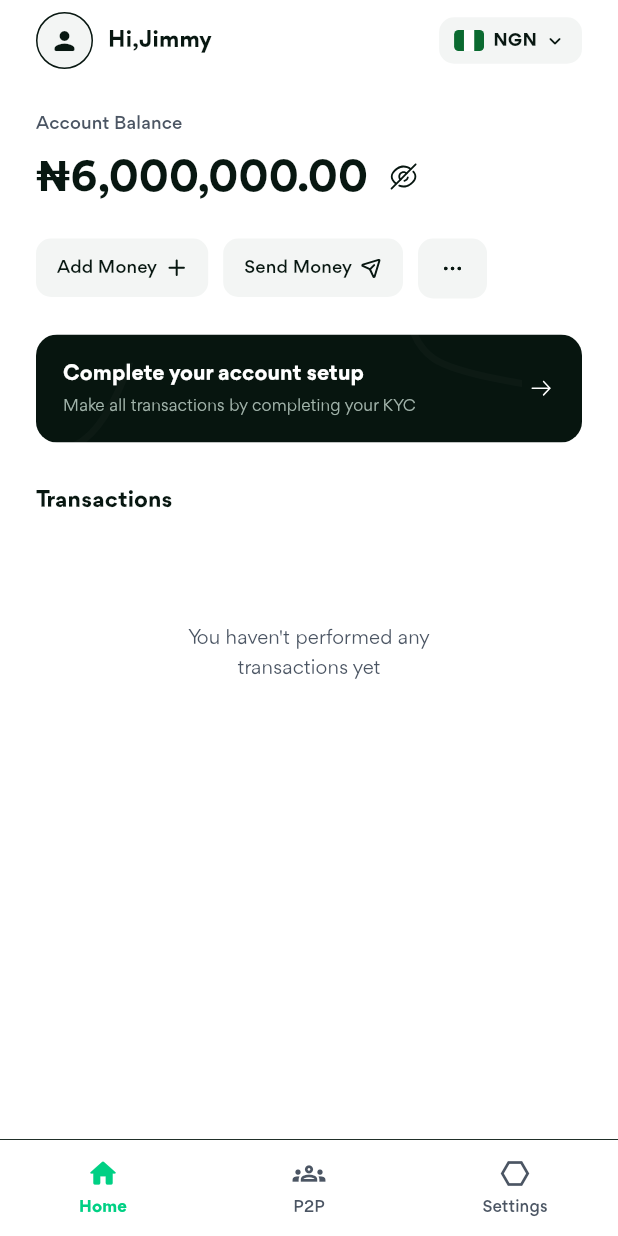
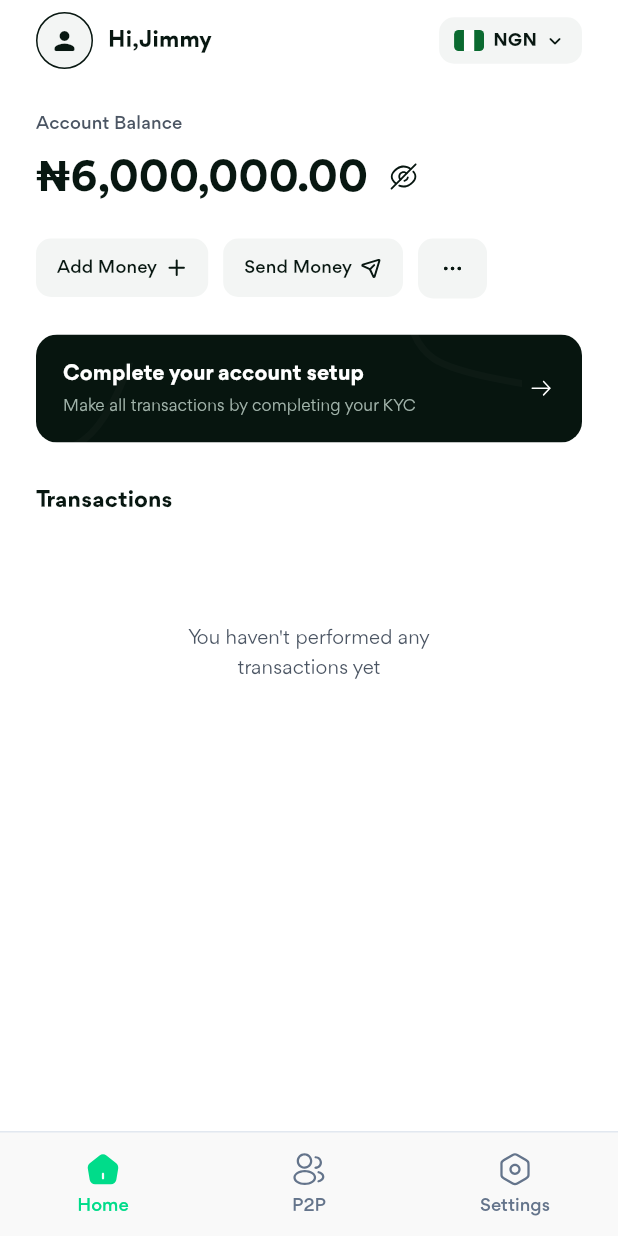
Before and after one commit to Habedexise1/tappay, a Flutter app: the DashboardScreen screen opened directly, on a phone screen of 412 x 824 dp. Run offline on Flutter 3.47's test engine with Material 3 defaults, Android fonts, the phone set to English and light mode, and no system bars; our stand-ins replace flutter_animate, flutter_secure_storage, flutter_svg, go_router, local_auth, lottie and 4 more; missing offline and left inert: home_widget, mobile_scanner; accounts and stored records are empty.

Commit message:
feat(dashboard): rebuild bottom nav bar with Figma icons
- Add reusable AppBottomNavBar with filled active and outlined
  inactive Vuesax icons for Home, P2P and Settings
- Match Figma styling: 70px bar on the canvas colour with a hairline
  top border, green active state, light and dark theme support
- Add haptic feedback and icon cross-fade on tab change

```diff
--- a/lib/app/config/app_assets.dart
+++ b/lib/app/config/app_assets.dart
@@ -49,5 +49,11 @@ abstract final class AppAssets {
   static const String iconVerify = '$_svgsDir/verify.svg';
   static const String iconMoon = '$_svgsDir/Moon.svg';
 
+  static const String navHomeActive = '$_svgsDir/home.svg';
+  static const String navHomeInactive = '$_svgsDir/home-2.svg';
+  static const String navP2P = '$_svgsDir/profile-2user.svg';
+  static const String navSettingsActive = '$_svgsDir/setting.svg';
+  static const String navSettingsInactive = '$_svgsDir/setting1.svg';
+
   static const String lottieSuccess = 'assets/lottie/success.json';
 }
--- /dev/null
+++ b/lib/core/widgets/app_bottom_nav_bar.dart
@@ -0,0 +1,125 @@
+import 'package:flutter/material.dart';
+import 'package:flutter/services.dart';
+import 'package:flutter_svg/flutter_svg.dart';
+
+import '../../app/theme/app_colors.dart';
+
+class AppNavItem {
+  final String label;
+  final String activeSvg;
+  final String inactiveSvg;
+
+  const AppNavItem({
+    required this.label,
+    required this.activeSvg,
+    required this.inactiveSvg,
+  });
+}
+
+/// Figma "Nav Bar": 70px bar on the canvas colour with a hairline top
+/// border; the active tab shows its filled icon and label in brand green.
+class AppBottomNavBar extends StatelessWidget {
+  final List<AppNavItem> items;
+  final int currentIndex;
+  final ValueChanged<int> onTap;
+
+  const AppBottomNavBar({
+    super.key,
+    required this.items,
+    required this.currentIndex,
+    required this.onTap,
+  });
+
+  @override
+  Widget build(BuildContext context) {
+    final isDark = Theme.of(context).brightness == Brightness.dark;
+    final background = isDark ? AppColors.darkCanvas : AppColors.lightCanvas;
+    final divider = isDark ? AppColors.darkDivider : AppColors.slate200;
+    final inactive = isDark ? AppColors.darkTextSecondary : AppColors.slate500;
+
+    return DecoratedBox(
+      decoration: BoxDecoration(
+        color: background,
+        border: Border(top: BorderSide(color: divider)),
+      ),
+      child: SafeArea(
+        top: false,
+        child: SizedBox(
+          height: 70,
+          child: Row(
+            children: [
+              for (var i = 0; i < items.length; i++)
+                Expanded(
+                  child: _NavButton(
+                    item: items[i],
+                    selected: i == currentIndex,
+                    inactiveColor: inactive,
+                    onTap: () {
+                      if (i != currentIndex) HapticFeedback.selectionClick();
+                      onTap(i);
+                    },
+                  ),
+                ),
+            ],
+          ),
+        ),
+      ),
+    );
+  }
+}
+
+class _NavButton extends StatelessWidget {
+  final AppNavItem item;
+  final bool selected;
+  final Color inactiveColor;
+  final VoidCallback onTap;
+
+  const _NavButton({
+    required this.item,
+    required this.selected,
+    required this.inactiveColor,
+    required this.onTap,
+  });
+
+  @override
+  Widget build(BuildContext context) {
+    final color = selected ? AppColors.primaryGreen : inactiveColor;
+    return Semantics(
+      button: true,
+      selected: selected,
+      label: item.label,
+      excludeSemantics: true,
+      child: InkResponse(
+        key: ValueKey('nav_${item.label}'),
+        onTap: onTap,
+        radius: 36,
+        child: Column(
+          mainAxisAlignment: MainAxisAlignment.center,
+          children: [
+            AnimatedSwitcher(
+              duration: const Duration(milliseconds: 180),
+              child: SvgPicture.asset(
+                selected ? item.activeSvg : item.inactiveSvg,
+                key: ValueKey(selected),
+                width: 24,
+                height: 24,
+                colorFilter: ColorFilter.mode(color, BlendMode.srcIn),
+              ),
+            ),
+            const SizedBox(height: 6),
+            AnimatedDefaultTextStyle(
+              duration: const Duration(milliseconds: 180),
+              style: TextStyle(
+                fontFamily: 'Gordita',
+                fontSize: 12,
+                fontWeight: FontWeight.w500,
+                color: color,
+              ),
+              child: Text(item.label),
+            ),
+          ],
+        ),
+      ),
+    );
+  }
+}
--- a/lib/features/dashboard/presentation/screens/dashboard_screen.dart
+++ b/lib/features/dashboard/presentation/screens/dashboard_screen.dart
@@ -9,6 +9,7 @@ import '../../../../app/theme/theme_controller.dart';
 import '../../../../core/utils/currency_formatter.dart';
 import '../../../../core/utils/date_formatter.dart';
 import '../../../../core/utils/responsive_utils.dart';
+import '../../../../core/widgets/app_bottom_nav_bar.dart';
 import '../../../../core/widgets/app_bottom_sheet.dart';
 import '../../../../core/widgets/app_card.dart';
 import '../../../../core/widgets/flag_icon.dart';
@@ -1144,11 +1145,6 @@ class _DashboardScreenState extends State<DashboardScreen> {
     final bgColor = isDark
         ? AppColors.darkBackground
         : AppColors.lightBackground;
-    final navBg = isDark ? AppColors.darkBackground : AppColors.lightBackground;
-    final borderColor = isDark ? AppColors.darkBorder : AppColors.lightBorder;
-    final subColor = isDark
-        ? AppColors.darkTextSecondary
-        : AppColors.lightTextSecondary;
 
     final body = switch (_currentTab) {
       0 => _buildHomeBody(),
@@ -1159,52 +1155,26 @@ class _DashboardScreenState extends State<DashboardScreen> {
     return Scaffold(
       backgroundColor: bgColor,
       body: SafeArea(child: ResponsiveContainer(maxWidth: 680, child: body)),
-      bottomNavigationBar: Container(
-        decoration: BoxDecoration(
-          color: navBg,
-          border: Border(top: BorderSide(color: borderColor, width: 0.6)),
-        ),
-        child: SafeArea(
-          top: false,
-          child: SizedBox(
-            height: 64,
-            child: Row(
-              children: [
-                Expanded(
-                  child: _BottomNavItem(
-                    icon: _currentTab == 0
-                        ? Icons.home_rounded
-                        : Icons.home_outlined,
-                    label: 'Home',
-                    isSelected: _currentTab == 0,
-                    unselectedColor: subColor,
-                    onTap: () => setState(() => _currentTab = 0),
-                  ),
-                ),
-                Expanded(
-                  child: _BottomNavItem(
-                    icon: Icons.groups_outlined,
-                    label: 'P2P',
-                    isSelected: _currentTab == 1,
-                    unselectedColor: subColor,
-                    onTap: () => setState(() => _currentTab = 1),
-                  ),
-                ),
-                Expanded(
-                  child: _BottomNavItem(
-                    icon: _currentTab == 2
-                        ? Icons.hexagon_rounded
-                        : Icons.hexagon_outlined,
-                    label: 'Settings',
-                    isSelected: _currentTab == 2,
-                    unselectedColor: subColor,
-                    onTap: () => setState(() => _currentTab = 2),
-                  ),
-                ),
-              ],
-            ),
+      bottomNavigationBar: AppBottomNavBar(
+        currentIndex: _currentTab,
+        onTap: (index) => setState(() => _currentTab = index),
+        items: const [
+          AppNavItem(
+            label: 'Home',
+            activeSvg: AppAssets.navHomeActive,
+            inactiveSvg: AppAssets.navHomeInactive,
           ),
-        ),
+          AppNavItem(
+            label: 'P2P',
+            activeSvg: AppAssets.navP2P,
+            inactiveSvg: AppAssets.navP2P,
+          ),
+          AppNavItem(
+            label: 'Settings',
+            activeSvg: AppAssets.navSettingsActive,
+            inactiveSvg: AppAssets.navSettingsInactive,
+          ),
+        ],
       ),
     );
   }
@@ -1338,46 +1308,6 @@ class _SheetOptionTile extends StatelessWidget {
   }
 }
 
-class _BottomNavItem extends StatelessWidget {
-  final IconData icon;
-  final String label;
-  final bool isSelected;
-  final Color unselectedColor;
-  final VoidCallback onTap;
-
-  const _BottomNavItem({
-    required this.icon,
-    required this.label,
-    required this.isSelected,
-    required this.unselectedColor,
-    required this.onTap,
-  });
-
-  @override
-  Widget build(BuildContext context) {
-    final color = isSelected ? AppColors.primary : unselectedColor;
-    return InkWell(
-      onTap: onTap,
-      child: Column(
-        mainAxisAlignment: MainAxisAlignment.center,
-        children: [
-          Icon(icon, size: 22, color: color),
-          const SizedBox(height: 4),
-          Text(
-            label,
-            style: TextStyle(
-              fontFamily: 'Gordita',
-              fontSize: 11,
-              fontWeight: isSelected ? FontWeight.w600 : FontWeight.w500,
-              color: color,
-            ),
-          ),
-        ],
-      ),
-    );
-  }
-}
-
 class _AddMoneyOptionTile extends StatelessWidget {
   final Widget leading;
   final String title;
```
Also changed, not shown: assets/images/svgs/home-2.svg (added), assets/images/svgs/home.svg (added), assets/images/svgs/profile-2user.svg (added), assets/images/svgs/setting.svg (added), assets/images/svgs/setting1.svg (added).
